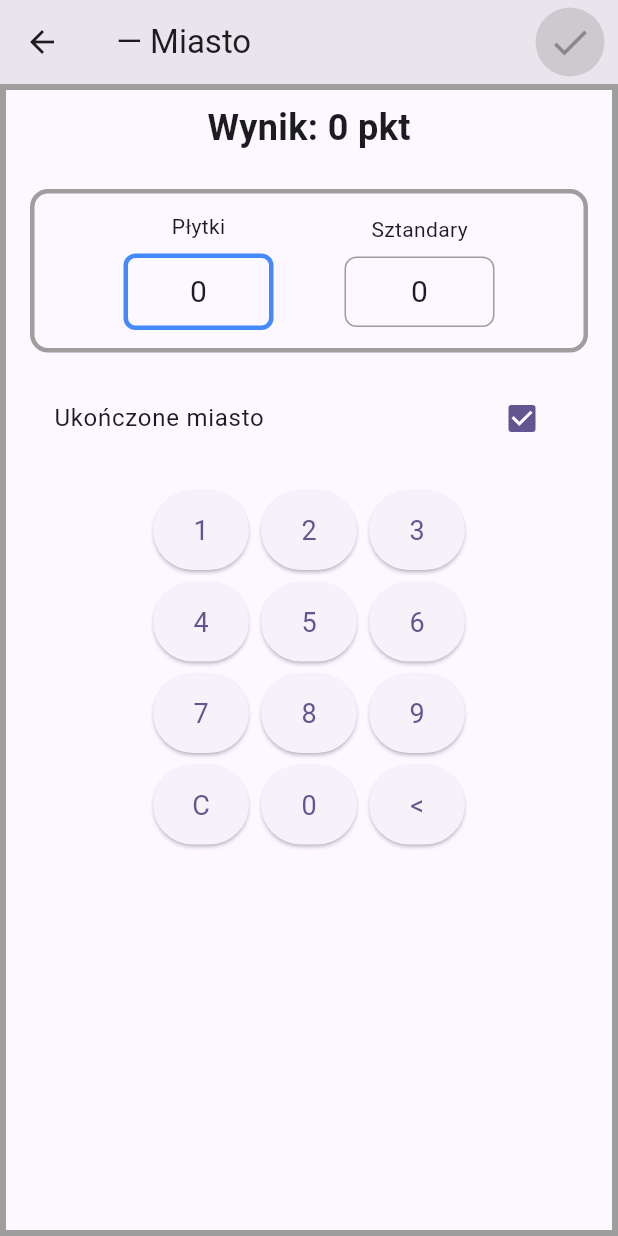
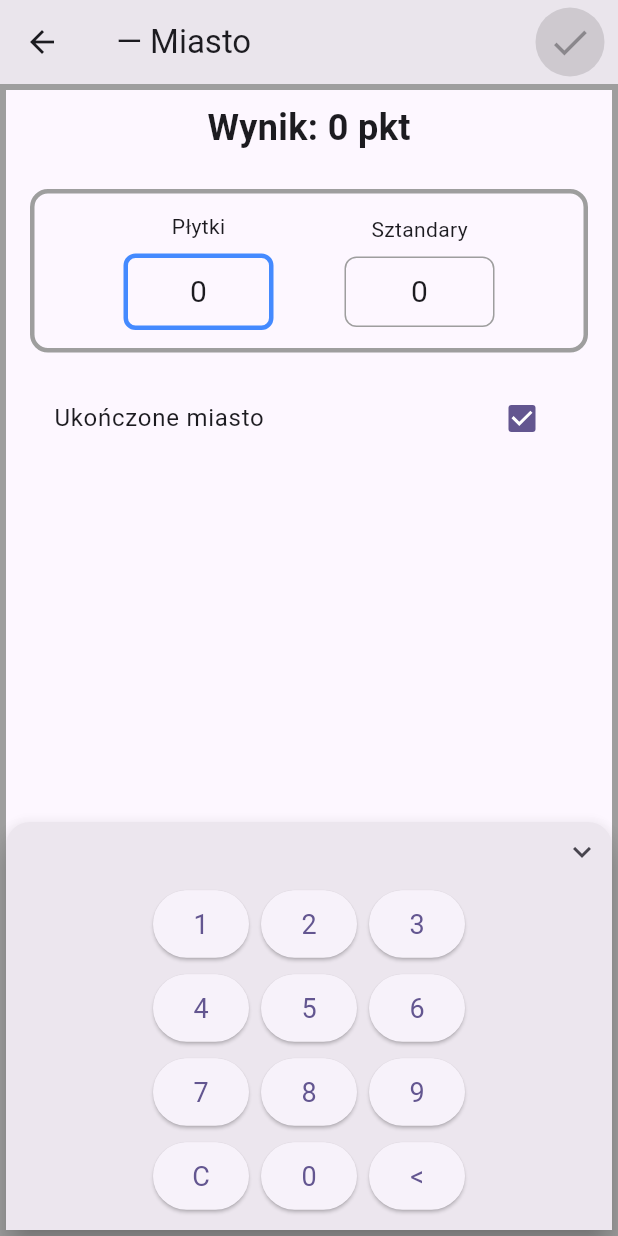
Before and after one commit to WGFizban/CC_NEW, a Flutter app: the AddPointsScreen screen opened directly with empty values, on a phone screen of 412 x 824 dp. Run offline on Flutter 3.47's test engine with Material 3 defaults, Android fonts, the phone set to English and light mode, and no system bars; our stand-ins replace flutter_colorpicker, flutter_svg, shared_preferences, wakelock_plus; accounts and stored records are empty.

Commit message:
Wysuwana klawiatura, zamek punktującego, wydania przy merge do master
- klawiatura numeryczna jako panel przypięty do dołu: otwarta po wejściu na
  ekran, wysuwa się po stuknięciu w pole, zwija przyciskiem w rogu lub
  stuknięciem w puste miejsce
- punkty wspólne/zamki: punktujący "ma zamek" dostaje swoje punkty plus
  punkty za zamek; "Punkty jako zamek" zostaje jako punkty tylko z zamku
- workflow Release APK uruchamiany przy pushu na master, numer wersji
  v1, v2, ... liczony z tagów i przekazany do build-name/build-number
- testy splitPoints, README

Co-Authored-By: Claude Sonnet 5.5 <noreply@anthropic.com>
Claude-Session: https://claude.ai/code/session_01P2QWxkXWwGKiSLABjDzL2r

```diff
--- a/lib/models/sharing.dart
+++ b/lib/models/sharing.dart
@@ -29,6 +29,9 @@ class PointsShare {
 ///   jako zamek (zamek nie ma tam ludka),
 /// - [scorerAsCastle] / [scorerCastles] – punktujący dostaje punkty tylko
 ///   jako właściciel zamków (nikt nie miał w budowli ludka),
+/// - [scorerExtraCastles] – punktujący ma ludka w budowli *i dodatkowo* zamki
+///   przy niej: dostaje swoje punkty plus punkty budowli za każdy zamek
+///   (nie łączy się z [scorerAsCastle]),
 /// - [others] – pozostali gracze i sposób, w jaki dostają punkty.
 Map<Player, int> splitPoints({
   required Player scorer,
@@ -36,10 +39,13 @@ Map<Player, int> splitPoints({
   int extras = 0,
   bool scorerAsCastle = false,
   int scorerCastles = 1,
+  int scorerExtraCastles = 0,
   Map<Player, PointsShare> others = const {},
 }) {
   final result = <Player, int>{
-    scorer: scorerAsCastle ? base * scorerCastles : base + extras,
+    scorer: scorerAsCastle
+        ? base * scorerCastles
+        : base + extras + base * scorerExtraCastles,
   };
   for (final e in others.entries) {
     if (e.key == scorer) continue;
--- a/lib/screens/add_points_screen.dart
+++ b/lib/screens/add_points_screen.dart
@@ -63,6 +63,14 @@ class _AddPointsScreenState extends State<AddPointsScreen> {
   bool _scorerCastle = false;
   int _scorerCastles = 1;
 
+  /// Punktujący ma ludka w budowli i dodatkowo zamki przy niej: dostaje swoje
+  /// punkty plus punkty budowli za każdy zamek.
+  bool _scorerHasCastle = false;
+  int _scorerHasCastles = 1;
+
+  /// Klawiatura numeryczna jest wysuwana; zwija się na życzenie.
+  bool _keypadOpen = true;
+
   final Map<Goods, int> _goods = {for (final g in Goods.values) g: 0};
   late Player _goodsRecipient = widget.player;
 
@@ -85,6 +93,12 @@ class _AddPointsScreenState extends State<AddPointsScreen> {
       _has(Expansion.bridgesCastlesBazaars);
 
   bool get _castleMode => _castleOk && _scorerCastle;
+
+  /// Liczba zamków punktującego liczonych *oprócz* jego własnych punktów.
+  int get _scorerExtraCastles =>
+      _castleOk && !_scorerCastle && _scorerHasCastle ? _scorerHasCastles : 0;
+
+  bool get _keypadVisible => _usesKeypad && _keypadOpen;
 
   /// Wróżka i dyrektor cyrku są przy ludku, a właściciel zamku go nie ma.
   bool get _showRingmaster =>
@@ -137,6 +151,7 @@ class _AddPointsScreenState extends State<AddPointsScreen> {
       extras: _points - _basePoints,
       scorerAsCastle: _castleMode,
       scorerCastles: _scorerCastles,
+      scorerExtraCastles: _scorerExtraCastles,
       others: {
         for (final e in _shares.entries)
           e.key: _castleOk ? e.value : e.value.copyWith(castle: false),
@@ -191,6 +206,8 @@ class _AddPointsScreenState extends State<AddPointsScreen> {
     }
     final scorer = _castleMode
         ? '${widget.player.name} (zamek ×$_scorerCastles)'
+        : _scorerExtraCastles > 0
+        ? '${widget.player.name} (+ zamek ×$_scorerExtraCastles)'
         : widget.player.name;
     return [
       '$scorer: ${_type.displayName} ${parts.join(', ')}',
@@ -270,6 +287,13 @@ class _AddPointsScreenState extends State<AddPointsScreen> {
                 ),
               ),
             Expanded(
+              // Stuknięcie w puste miejsce zwija klawiaturę. Kontrolki
+              // (pola, checkboxy) obsługują stuknięcie same i jej nie chowają.
+              child: GestureDetector(
+                behavior: HitTestBehavior.opaque,
+                onTap: _keypadVisible
+                    ? () => setState(() => _keypadOpen = false)
+                    : null,
                 child: SingleChildScrollView(
                   padding: const EdgeInsets.all(16),
                   child: Column(
@@ -280,14 +304,12 @@ class _AddPointsScreenState extends State<AddPointsScreen> {
                       if (_showRingmaster) ..._buildRingmaster(),
                       if (_showSharing) _buildSharing(),
                       if (_showGoods) _buildGoods(),
-                    if (_usesKeypad) ...[
-                      const SizedBox(height: 16),
-                      NumberKeypad(onKey: _onKey),
-                    ],
                     ],
                   ),
                 ),
               ),
+            ),
+            _buildKeypadPanel(),
           ],
         ),
       ),
@@ -295,6 +317,46 @@ class _AddPointsScreenState extends State<AddPointsScreen> {
   }
 
   // ------------------------------------------------------------ sekcje
+
+  /// Klawiatura przypięta do dołu ekranu. Wysuwa się po wejściu na ekran i po
+  /// stuknięciu w pole (płytki, sztandary); przycisk w prawym górnym rogu
+  /// panelu ją zwija.
+  Widget _buildKeypadPanel() {
+    return AnimatedSize(
+      duration: const Duration(milliseconds: 200),
+      curve: Curves.easeOut,
+      alignment: Alignment.bottomCenter,
+      child: _keypadVisible
+          ? Material(
+              elevation: 8,
+              color: Theme.of(context).colorScheme.surfaceContainerHigh,
+              borderRadius: const BorderRadius.vertical(
+                top: Radius.circular(16),
+              ),
+              child: SafeArea(
+                top: false,
+                child: Column(
+                  mainAxisSize: MainAxisSize.min,
+                  children: [
+                    Align(
+                      alignment: Alignment.centerRight,
+                      child: IconButton(
+                        tooltip: 'Zwiń klawiaturę',
+                        visualDensity: VisualDensity.compact,
+                        iconSize: 24,
+                        icon: const Icon(Icons.keyboard_arrow_down),
+                        onPressed: () => setState(() => _keypadOpen = false),
+                      ),
+                    ),
+                    NumberKeypad(onKey: _onKey),
+                    const SizedBox(height: 8),
+                  ],
+                ),
+              ),
+            )
+          : const SizedBox(width: double.infinity),
+    );
+  }
 
   List<Widget> _buildInputs() {
     switch (_type) {
@@ -458,7 +520,10 @@ class _AddPointsScreenState extends State<AddPointsScreen> {
         castleOk && e.value.castle
             ? '${e.key.name} (zamek ×${e.value.castles})'
             : e.key.name,
-      if (_castleMode) '${widget.player.name} (zamek ×$_scorerCastles)',
+      if (_castleMode)
+        '${widget.player.name} (punktujący, jako zamek ×$_scorerCastles)'
+      else if (_scorerExtraCastles > 0)
+        '${widget.player.name} (punktujący, ma zamek ×$_scorerExtraCastles)',
     ];
 
     return ExpansionTile(
@@ -476,33 +541,36 @@ class _AddPointsScreenState extends State<AddPointsScreen> {
             'punktującemu.'
             '${castleOk ? ' Dla gracza możesz wybrać „Zamek": dostaje wtedy '
                 'punkty budowli za każdy swój zamek przy niej, '
-                'a nie ze współdzielenia.' : ''}',
+                'a nie ze współdzielenia. Punktujący ma tu opcję „ma zamek": '
+                'dostaje swoje punkty i dodatkowo punkty za zamek '
+                '(punkty tylko jako zamek to pole „Punkty jako zamek").' : ''}',
         style: const TextStyle(fontSize: 16, fontWeight: FontWeight.bold),
       ),
       subtitle: Text(chosen.isEmpty ? 'brak' : chosen.join(' · ')),
       children: [
-        if (castleOk) _scorerCastleRow(),
+        if (castleOk && !_scorerCastle) _scorerCastleRow(),
         for (final p in _otherPlayers) _shareRow(p),
         const SizedBox(height: 8),
       ],
     );
   }
 
-  /// Punktujący (ty) jako właściciel zamku – to samo co pole „Punkty jako zamek".
+  /// Punktujący ma ludka w budowli i dodatkowo zamek przy niej: dostaje swoje
+  /// punkty oraz punkty za zamek (inaczej niż „Punkty jako zamek").
   Widget _scorerCastleRow() {
     return Column(
       children: [
         CheckboxListTile(
           secondary: MeepleIcon(color: widget.player.color, size: 28),
-          title: Text('${widget.player.name} (punktujący): jako zamek'),
-          value: _scorerCastle,
-          onChanged: (v) => setState(() => _scorerCastle = v ?? false),
+          title: Text('${widget.player.name} (punktujący) ma zamek'),
+          value: _scorerHasCastle,
+          onChanged: (v) => setState(() => _scorerHasCastle = v ?? false),
         ),
-        if (_scorerCastle)
+        if (_scorerHasCastle)
           _stepperRow(
             'Liczba zamków',
-            _scorerCastles,
-            (v) => _scorerCastles = v,
+            _scorerHasCastles,
+            (v) => _scorerHasCastles = v,
             min: 1,
             max: kMaxCastlesPerFeature,
           ),
@@ -705,7 +773,10 @@ class _AddPointsScreenState extends State<AddPointsScreen> {
   Widget _valueBox(String label, int value, _Field field, {String? hint}) {
     final isActive = _active == field;
     return GestureDetector(
-      onTap: () => setState(() => _active = field),
+      onTap: () => setState(() {
+        _active = field;
+        _keypadOpen = true;
+      }),
       child: Column(
         children: [
           hint == null
--- a/lib/widgets/number_keypad.dart
+++ b/lib/widgets/number_keypad.dart
@@ -38,7 +38,7 @@ class NumberKeypad extends StatelessWidget {
                     onPressed: () => onKey(key),
                     style: ElevatedButton.styleFrom(
                       padding: const EdgeInsets.symmetric(
-                        vertical: 16,
+                        vertical: 12,
                         horizontal: 20,
                       ),
                       textStyle: const TextStyle(fontSize: 18),
```
Also changed, not shown: 3 other files. Lines whose indentation alone changed are shown as unchanged.
